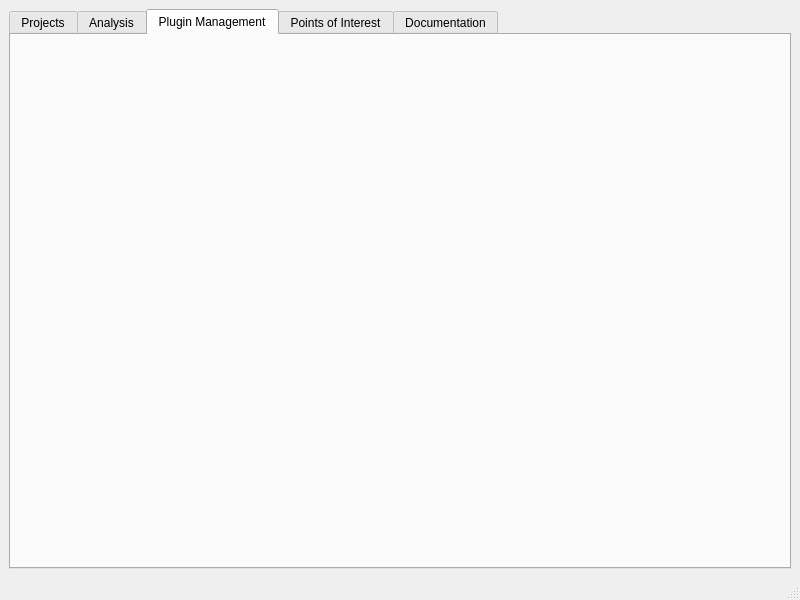
The window that GUI/BATT5_SRS_GUI.ui (adalio0/BATT5) describes before a commit, drawn with Qt 5.
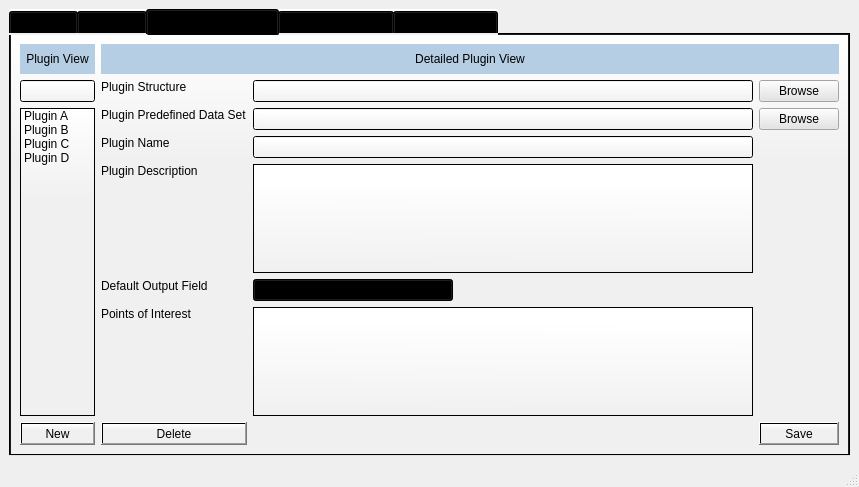
The same window after the commit. The open tabs and pages were chosen to show the change.

Diff of the .ui file:
```diff
--- a/GUI/BATT5_SRS_GUI.ui
+++ b/GUI/BATT5_SRS_GUI.ui
@@ -6,17 +6,20 @@
    <rect>
     <x>0</x>
     <y>0</y>
-    <width>800</width>
-    <height>600</height>
+    <width>850</width>
+    <height>487</height>
    </rect>
   </property>
   <property name="windowTitle">
    <string>MainWindow</string>
   </property>
   <widget class="QWidget" name="centralwidget">
-   <layout class="QHBoxLayout" name="horizontalLayout">
+   <layout class="QVBoxLayout" name="verticalLayout">
     <item>
      <widget class="QTabWidget" name="tabWidget">
+      <property name="styleSheet">
+       <string notr="true">background-color: qlineargradient(spread:pad, x1:0.488955, y1:1, x2:0.488773, y2:0, stop:0.698864 rgba(240, 240, 240, 255), stop:1 rgba(255, 255, 255, 255));</string>
+      </property>
       <property name="currentIndex">
        <number>2</number>
       </property>
@@ -34,6 +37,374 @@
        <attribute name="title">
         <string>Plugin Management</string>
        </attribute>
+       <layout class="QHBoxLayout" name="horizontalLayout">
+        <item>
+         <layout class="QVBoxLayout" name="verticalLayout_2">
+          <item>
+           <widget class="QLabel" name="label_2">
+            <property name="enabled">
+             <bool>true</bool>
+            </property>
+            <property name="minimumSize">
+             <size>
+              <width>0</width>
+              <height>30</height>
+             </size>
+            </property>
+            <property name="maximumSize">
+             <size>
+              <width>200</width>
+              <height>100</height>
+             </size>
+            </property>
+            <property name="styleSheet">
+             <string notr="true">background-color: rgb(182, 206, 227);</string>
+            </property>
+            <property name="text">
+             <string>Plugin View</string>
+            </property>
+            <property name="alignment">
+             <set>Qt::AlignCenter</set>
+            </property>
+           </widget>
+          </item>
+          <item>
+           <widget class="QLineEdit" name="lineEdit_2">
+            <property name="maximumSize">
+             <size>
+              <width>200</width>
+              <height>16777215</height>
+             </size>
+            </property>
+            <property name="styleSheet">
+             <string notr="true">background-color: qlineargradient(spread:pad, x1:0.488955, y1:1, x2:0.499409, y2:0.148, stop:0 rgba(240, 240, 240, 255), stop:1 rgba(255, 255, 255, 255));</string>
+            </property>
+           </widget>
+          </item>
+          <item>
+           <widget class="QListWidget" name="listWidget_2">
+            <property name="maximumSize">
+             <size>
+              <width>200</width>
+              <height>16777215</height>
+             </size>
+            </property>
+            <item>
+             <property name="text">
+              <string>Plugin A</string>
+             </property>
+            </item>
+            <item>
+             <property name="text">
+              <string>Plugin B</string>
+             </property>
+            </item>
+            <item>
+             <property name="text">
+              <string>Plugin C</string>
+             </property>
+            </item>
+            <item>
+             <property name="text">
+              <string>Plugin D</string>
+             </property>
+            </item>
+           </widget>
+          </item>
+          <item>
+           <widget class="QPushButton" name="pushButton_2">
+            <property name="maximumSize">
+             <size>
+              <width>200</width>
+              <height>16777215</height>
+             </size>
+            </property>
+            <property name="text">
+             <string>New</string>
+            </property>
+           </widget>
+          </item>
+         </layout>
+        </item>
+        <item>
+         <layout class="QVBoxLayout" name="verticalLayout_5">
+          <item>
+           <widget class="QLabel" name="label_4">
+            <property name="minimumSize">
+             <size>
+              <width>0</width>
+              <height>30</height>
+             </size>
+            </property>
+            <property name="maximumSize">
+             <size>
+              <width>16777215</width>
+              <height>100</height>
+             </size>
+            </property>
+            <property name="styleSheet">
+             <string notr="true">background-color: rgb(182, 206, 227);</string>
+            </property>
+            <property name="text">
+             <string>Detailed Plugin View</string>
+            </property>
+            <property name="alignment">
+             <set>Qt::AlignCenter</set>
+            </property>
+           </widget>
+          </item>
+          <item>
+           <layout class="QGridLayout" name="gridLayout">
+            <item row="7" column="2">
+             <widget class="QPushButton" name="pushButton_5">
+              <property name="text">
+               <string>Save</string>
+              </property>
+             </widget>
+            </item>
+            <item row="1" column="0">
+             <widget class="QLabel" name="label_6">
+              <property name="styleSheet">
+               <string notr="true">background-color: rgba(255, 255, 255, 0);</string>
+              </property>
+              <property name="text">
+               <string>Plugin Predefined Data Set</string>
+              </property>
+              <property name="alignment">
+               <set>Qt::AlignLeading|Qt::AlignLeft|Qt::AlignTop</set>
+              </property>
+             </widget>
+            </item>
+            <item row="5" column="1">
+             <widget class="QTextEdit" name="textEdit_2">
+              <property name="minimumSize">
+               <size>
+                <width>500</width>
+                <height>0</height>
+               </size>
+              </property>
+              <property name="maximumSize">
+               <size>
+                <width>500</width>
+                <height>150</height>
+               </size>
+              </property>
+              <property name="styleSheet">
+               <string notr="true">background-color: qlineargradient(spread:pad, x1:0.488955, y1:1, x2:0.499409, y2:0.148, stop:0 rgba(240, 240, 240, 255), stop:1 rgba(255, 255, 255, 255));</string>
+              </property>
+             </widget>
+            </item>
+            <item row="0" column="0">
+             <widget class="QLabel" name="label_5">
+              <property name="styleSheet">
+               <string notr="true">background-color: rgba(255, 255, 255, 0);</string>
+              </property>
+              <property name="text">
+               <string>Plugin Structure</string>
+              </property>
+              <property name="alignment">
+               <set>Qt::AlignLeading|Qt::AlignLeft|Qt::AlignTop</set>
+              </property>
+             </widget>
+            </item>
+            <item row="3" column="1">
+             <widget class="QTextEdit" name="textEdit">
+              <property name="minimumSize">
+               <size>
+                <width>500</width>
+                <height>0</height>
+               </size>
+              </property>
+              <property name="maximumSize">
+               <size>
+                <width>500</width>
+                <height>150</height>
+               </size>
+              </property>
+              <property name="styleSheet">
+               <string notr="true">background-color: qlineargradient(spread:pad, x1:0.488955, y1:1, x2:0.499409, y2:0.148, stop:0 rgba(240, 240, 240, 255), stop:1 rgba(255, 255, 255, 255));</string>
+              </property>
+             </widget>
+            </item>
+            <item row="4" column="1">
+             <widget class="QComboBox" name="comboBox">
+              <property name="maximumSize">
+               <size>
+                <width>200</width>
+                <height>16777215</height>
+               </size>
+              </property>
+              <item>
+               <property name="text">
+                <string>Output Field 1</string>
+               </property>
+              </item>
+              <item>
+               <property name="text">
+                <string>Output Field 2</string>
+               </property>
+              </item>
+              <item>
+               <property name="text">
+                <string>OutputField 3</string>
+               </property>
+              </item>
+             </widget>
+            </item>
+            <item row="5" column="0">
+             <widget class="QLabel" name="label_8">
+              <property name="styleSheet">
+               <string notr="true">background-color: rgba(255, 255, 255, 0);</string>
+              </property>
+              <property name="text">
+               <string>Points of Interest</string>
+              </property>
+              <property name="alignment">
+               <set>Qt::AlignLeading|Qt::AlignLeft|Qt::AlignTop</set>
+              </property>
+             </widget>
+            </item>
+            <item row="7" column="0">
+             <widget class="QPushButton" name="pushButton_4">
+              <property name="text">
+               <string>Delete</string>
+              </property>
+             </widget>
+            </item>
+            <item row="2" column="0">
+             <widget class="QLabel" name="label_7">
+              <property name="styleSheet">
+               <string notr="true">background-color: rgba(255, 255, 255, 0);</string>
+              </property>
+              <property name="text">
+               <string>Plugin Name</string>
+              </property>
+              <property name="alignment">
+               <set>Qt::AlignLeading|Qt::AlignLeft|Qt::AlignTop</set>
+              </property>
+             </widget>
+            </item>
+            <item row="1" column="1">
+             <widget class="QLineEdit" name="lineEdit">
+              <property name="minimumSize">
+               <size>
+                <width>500</width>
+                <height>0</height>
+               </size>
+              </property>
+              <property name="maximumSize">
+               <size>
+                <width>500</width>
+                <height>16777215</height>
+               </size>
+              </property>
+              <property name="styleSheet">
+               <string notr="true">background-color: qlineargradient(spread:pad, x1:0.488955, y1:1, x2:0.499409, y2:0.148, stop:0 rgba(240, 240, 240, 255), stop:1 rgba(255, 255, 255, 255));</string>
+              </property>
+             </widget>
+            </item>
+            <item row="1" column="2">
+             <widget class="QPushButton" name="pushButton">
+              <property name="styleSheet">
+               <string notr="true">background-color: rgb(228, 228, 228);</string>
+              </property>
+              <property name="text">
+               <string>Browse</string>
+              </property>
+             </widget>
+            </item>
+            <item row="0" column="1">
+             <widget class="QLineEdit" name="lineEdit_3">
+              <property name="minimumSize">
+               <size>
+                <width>500</width>
+                <height>0</height>
+               </size>
+              </property>
+              <property name="maximumSize">
+               <size>
+                <width>500</width>
+                <height>16777215</height>
+               </size>
+              </property>
+              <property name="styleSheet">
+               <string notr="true">background-color: qlineargradient(spread:pad, x1:0.488955, y1:1, x2:0.499409, y2:0.148, stop:0 rgba(240, 240, 240, 255), stop:1 rgba(255, 255, 255, 255));</string>
+              </property>
+             </widget>
+            </item>
+            <item row="0" column="2">
+             <widget class="QPushButton" name="pushButton_3">
+              <property name="styleSheet">
+               <string notr="true">background-color: rgb(228, 228, 228);</string>
+              </property>
+              <property name="text">
+               <string>Browse</string>
+              </property>
+             </widget>
+            </item>
+            <item row="3" column="0">
+             <widget class="QLabel" name="label">
+              <property name="styleSheet">
+               <string notr="true">background-color: rgba(255, 255, 255, 0);</string>
+              </property>
+              <property name="text">
+               <string>Plugin Description</string>
+              </property>
+              <property name="alignment">
+               <set>Qt::AlignLeading|Qt::AlignLeft|Qt::AlignTop</set>
+              </property>
+             </widget>
+            </item>
+            <item row="2" column="1">
+             <widget class="QLineEdit" name="lineEdit_4">
+              <property name="minimumSize">
+               <size>
+                <width>500</width>
+                <height>0</height>
+               </size>
+              </property>
+              <property name="maximumSize">
+               <size>
+                <width>500</width>
+                <height>16777215</height>
+               </size>
+              </property>
+              <property name="styleSheet">
+               <string notr="true">background-color: qlineargradient(spread:pad, x1:0.488955, y1:1, x2:0.499409, y2:0.148, stop:0 rgba(240, 240, 240, 255), stop:1 rgba(255, 255, 255, 255));</string>
+              </property>
+             </widget>
+            </item>
+            <item row="4" column="0">
+             <widget class="QLabel" name="label_9">
+              <property name="styleSheet">
+               <string notr="true">background-color: rgba(255, 255, 255, 0);</string>
+              </property>
+              <property name="text">
+               <string>Default Output Field</string>
+              </property>
+              <property name="alignment">
+               <set>Qt::AlignLeading|Qt::AlignLeft|Qt::AlignTop</set>
+              </property>
+             </widget>
+            </item>
+            <item row="6" column="1">
+             <spacer name="verticalSpacer">
+              <property name="orientation">
+               <enum>Qt::Vertical</enum>
+              </property>
+              <property name="sizeHint" stdset="0">
+               <size>
+                <width>20</width>
+                <height>40</height>
+               </size>
+              </property>
+             </spacer>
+            </item>
+           </layout>
+          </item>
+         </layout>
+        </item>
+       </layout>
       </widget>
       <widget class="QWidget" name="pointsOfInterestTab">
        <attribute name="title">
```
Left out of the diff: 488 changed lines with no effect on the pictures.
